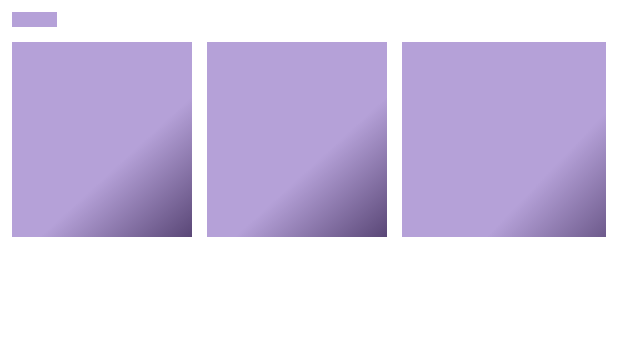
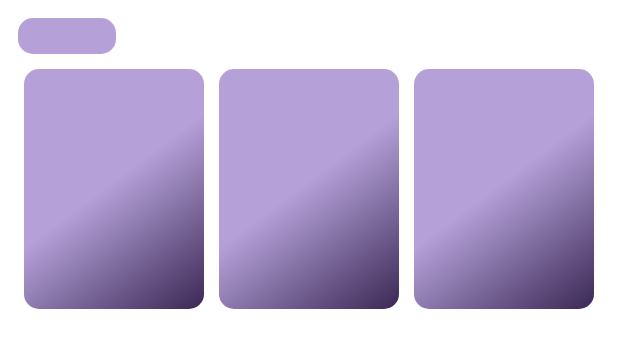
Before and after one commit to Sam-muigai/Gameify, an Android app built with Jetpack Compose: the @Preview function ShimmerLoadingNow, on a phone screen of 412 x 824 dp. Shown: the top 348 px of the screen. Run offline under Robolectric (Android 15) with nearby library versions, the light colour scheme and no system bars; our stand-ins replace Shimmer.

Commit message:
Improved the shimmer loading animation

```diff
--- a/app/src/main/java/com/samkt/gameify/presentation/components/ShimmerLoadingNow.kt
+++ b/app/src/main/java/com/samkt/gameify/presentation/components/ShimmerLoadingNow.kt
@@ -9,10 +9,12 @@ import androidx.compose.foundation.layout.fillMaxWidth
 import androidx.compose.foundation.layout.height
 import androidx.compose.foundation.layout.size
 import androidx.compose.foundation.layout.width
+import androidx.compose.foundation.shape.RoundedCornerShape
 import androidx.compose.material3.Surface
 import androidx.compose.runtime.Composable
 import androidx.compose.ui.Alignment
 import androidx.compose.ui.Modifier
+import androidx.compose.ui.draw.clip
 import androidx.compose.ui.tooling.preview.Preview
 import androidx.compose.ui.unit.dp
 
@@ -21,11 +23,12 @@ import androidx.compose.ui.unit.dp
 fun ShimmerLoadingNow() {
     Column(modifier = Modifier
         .fillMaxSize()
-        .padding(8.dp)) {
+        .padding(12.dp)) {
         Box(
             modifier = Modifier
-                .width(30.dp)
-                .heightIn(10.dp)
+                .width(65.dp)
+                .heightIn(24.dp)
+                .clip(RoundedCornerShape(10.dp))
                 .shimmerEffect()
         )
         Spacer(modifier = Modifier.height(10.dp))
@@ -35,19 +38,26 @@ fun ShimmerLoadingNow() {
         )
         {
             Column(modifier = Modifier
-                .height(130.dp)
+                .height(160.dp)
                 .width(120.dp)
-                .shimmerEffect()){}
+                .clip(RoundedCornerShape(10.dp))
+                .shimmerEffect()
+            ){}
             Spacer(modifier = Modifier.width(10.dp))
             Column(modifier = Modifier
-                .height(130.dp)
+                .height(160.dp)
                 .width(120.dp)
-                .shimmerEffect()){}
+                .clip(RoundedCornerShape(10.dp))
+                .shimmerEffect()
+
+            ){}
             Spacer(modifier = Modifier.width(10.dp))
             Column(modifier = Modifier
-                .height(130.dp)
-                .fillMaxWidth()
-                .shimmerEffect()){}
+                .height(160.dp)
+                .width(120.dp)
+                .clip(RoundedCornerShape(10.dp))
+                .shimmerEffect()
+            ){}
         }
     }
 }
--- a/app/src/main/java/com/samkt/gameify/presentation/home_screen/HomeScreen.kt
+++ b/app/src/main/java/com/samkt/gameify/presentation/home_screen/HomeScreen.kt
@@ -66,19 +66,6 @@ fun HomeScreen(
     Scaffold(
         modifier = Modifier.fillMaxSize()
     ) { paddingValues ->
-        AnimatedVisibility(
-            visible = state.isLoading
-        ) {
-            LazyColumn(
-                modifier = Modifier
-                    .fillMaxSize()
-                    .padding(top = 120.dp),
-                content = {
-                    items(5){
-                        ShimmerLoadingNow()
-                    }
-                })
-        }
         Column(
             modifier = Modifier
                 .padding(paddingValues)
@@ -86,12 +73,22 @@ fun HomeScreen(
             horizontalAlignment = Alignment.CenterHorizontally,
             verticalArrangement = Arrangement.Center,
         ) {
+            TopBar(navigator = navigator)
+            Box(modifier = Modifier.fillMaxSize()){
+                if(state.isLoading) {
+                    LazyColumn(
+                        modifier = Modifier
+                            .fillMaxSize(),
+                        content = {
+                            items(5){
+                                ShimmerLoadingNow()
+                            }
+                        }
+                    )
+                }
                 LazyColumn(
                     modifier = Modifier.fillMaxSize(),
                     content = {
-                    item {
-                        TopBar(navigator = navigator)
-                    }
                         item {
                             GamesRow(
                                 games = state.sportsGames,
@@ -133,6 +130,7 @@ fun HomeScreen(
                         }
                     }
                 )
+            }
         }
     }
 }
--- a/app/src/main/java/com/samkt/gameify/presentation/home_screen/components/GameItem.kt
+++ b/app/src/main/java/com/samkt/gameify/presentation/home_screen/components/GameItem.kt
@@ -51,7 +51,7 @@ fun GameItem(
         horizontalAlignment = Alignment.CenterHorizontally
     ) {
         if (isLoading) {
-Text(text = "Loading")
+            Text(text = "Loading")
         } else {
             Box(
                 modifier = Modifier
```
Lines whose indentation alone changed are shown as unchanged.
